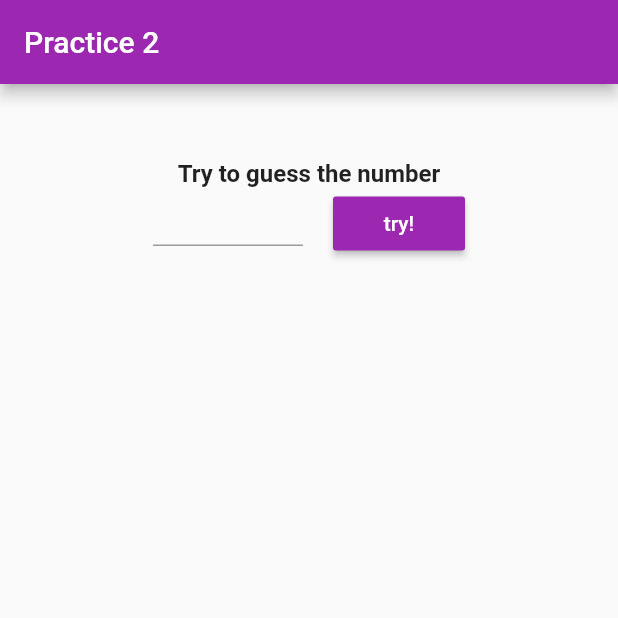
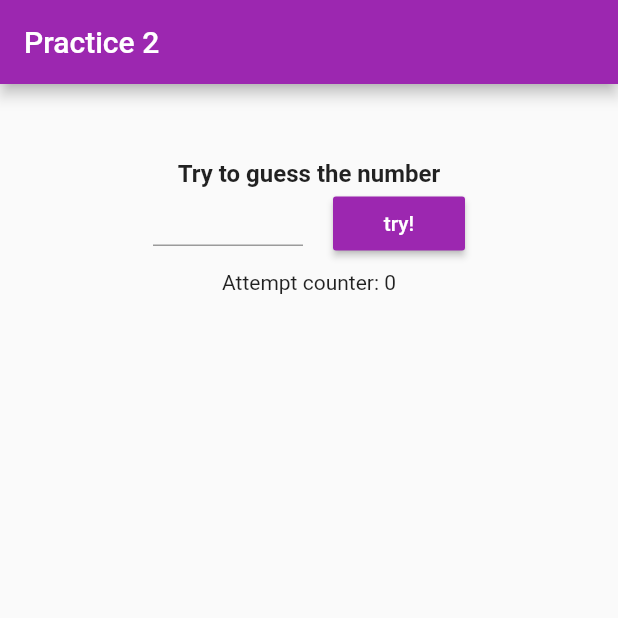
Before and after one commit to IvanTyurin/guess_the_number, a Flutter app: the screen it shows after launch, after a tap on "try!", on a phone screen of 412 x 824 dp, the top half of it. Run offline on Flutter 3.47's test engine with Material 2 defaults, Android fonts, the phone set to English and light mode, and no system bars.

Commit message:
Attempt counter
Implemented counting attempts

```diff
--- a/lib/HomeScreen.dart
+++ b/lib/HomeScreen.dart
@@ -11,6 +11,7 @@ class _HomeScreenState extends State<HomeScreen> {
   TextEditingController controller = TextEditingController();
 
   int computerNum;
+  int _count = 0;
   String text = "Try to guess the number";
   bool userWin = false;
 
@@ -88,7 +89,7 @@ class _HomeScreenState extends State<HomeScreen> {
               ),
               visible: userWin,
             ),
-            // Text("$computerNum")
+            _attemptCounter(),
           ],
         ),
       ),
@@ -99,6 +100,8 @@ class _HomeScreenState extends State<HomeScreen> {
     String inputData = controller.text;
     String message = "";
     int userNum = int.parse(inputData);
+
+    _count++;
 
     if (userNum > computerNum) {
       message = "To much";
@@ -121,6 +124,21 @@ class _HomeScreenState extends State<HomeScreen> {
     computerNum = randomizer.nextInt(100);
     setState(() {
       text = "Try to guess the number";
+      _count = 0;
     });
   }
+
+  Widget _attemptCounter() {
+    return Container(
+      height: 30,
+      width: 200,
+      child: Column(
+        mainAxisAlignment: MainAxisAlignment.center,
+        children: [Text(
+          'Attempt counter: $_count',
+          style: TextStyle(),
+        )],
+      )
+    );
+  }
 }
```
